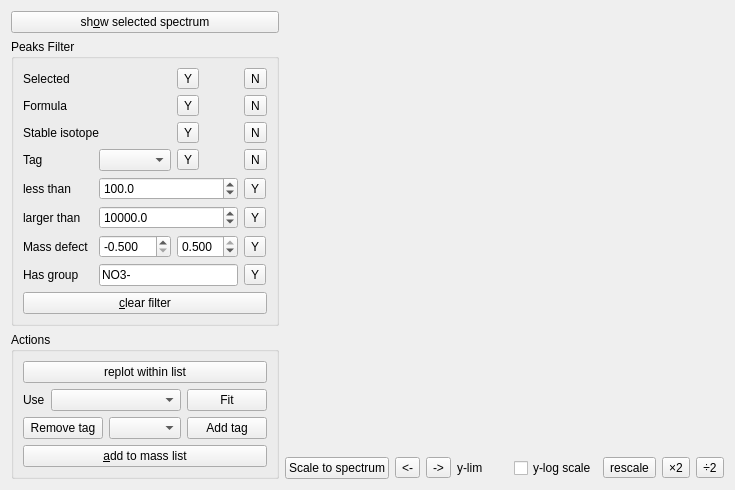
l460289052/Orbitool, file Orbitool/UI/PeakFit.ui: the form before one commit.
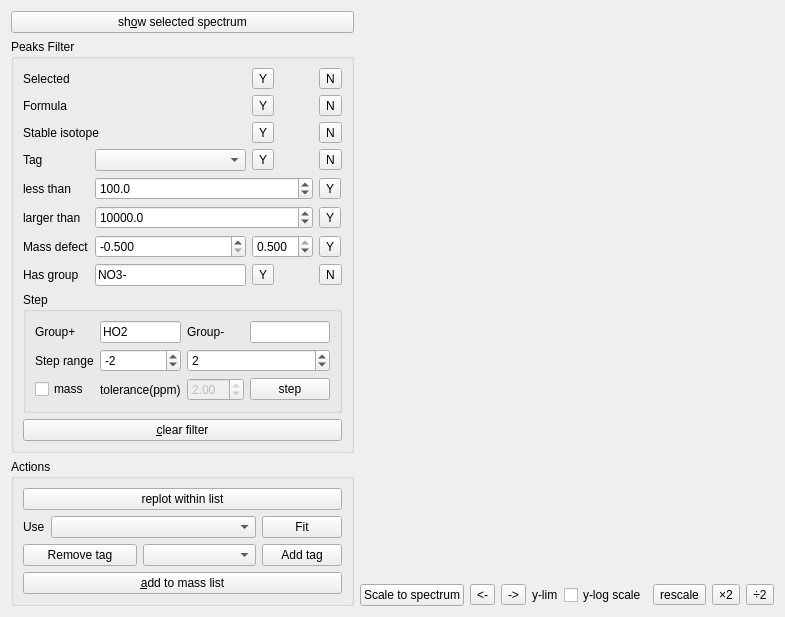
The form after the commit.

Commit message: formula step

Patch:
```diff
--- a/Orbitool/UI/PeakFit.ui
+++ b/Orbitool/UI/PeakFit.ui
@@ -7,7 +7,7 @@
     <x>0</x>
     <y>0</y>
     <width>735</width>
-    <height>450</height>
+    <height>488</height>
    </rect>
   </property>
   <property name="windowTitle">
@@ -58,13 +58,6 @@
             </property>
            </widget>
           </item>
-          <item row="7" column="3">
-           <widget class="QToolButton" name="filterGroupToolButton">
-            <property name="text">
-             <string>Y</string>
-            </property>
-           </widget>
-          </item>
           <item row="3" column="1">
            <widget class="QComboBox" name="filterTagComboBox"/>
           </item>
@@ -171,13 +164,6 @@
             </property>
            </widget>
           </item>
-          <item row="7" column="1" colspan="2">
-           <widget class="QLineEdit" name="filterGroupLineEdit">
-            <property name="text">
-             <string>NO3-</string>
-            </property>
-           </widget>
-          </item>
           <item row="2" column="2">
            <widget class="QToolButton" name="filterStableIsotopeYToolButton">
             <property name="text">
@@ -251,8 +237,129 @@
             </property>
            </widget>
           </item>
+          <item row="7" column="1">
+           <widget class="QLineEdit" name="filterGroupLineEdit">
+            <property name="text">
+             <string>NO3-</string>
+            </property>
+           </widget>
+          </item>
+          <item row="7" column="2">
+           <widget class="QToolButton" name="filterGroupYToolButton">
+            <property name="text">
+             <string>Y</string>
+            </property>
+           </widget>
+          </item>
+          <item row="7" column="3">
+           <widget class="QToolButton" name="filterGroupNToolButton">
+            <property name="text">
+             <string>N</string>
+            </property>
+           </widget>
+          </item>
          </layout>
         </item>
+        <item>
+         <widget class="QGroupBox" name="groupBox_3">
+          <property name="title">
+           <string>Step</string>
+          </property>
+          <layout class="QGridLayout" name="gridLayout_3">
+           <item row="0" column="3">
+            <widget class="QLineEdit" name="stepMinusLineEdit"/>
+           </item>
+           <item row="2" column="0">
+            <widget class="QLabel" name="label_13">
+             <property name="text">
+              <string>Step range</string>
+             </property>
+            </widget>
+           </item>
+           <item row="2" column="1">
+            <widget class="QSpinBox" name="stepMinSpinBox">
+             <property name="minimum">
+              <number>-99</number>
+             </property>
+             <property name="maximum">
+              <number>99</number>
+             </property>
+             <property name="value">
+              <number>-2</number>
+             </property>
+            </widget>
+           </item>
+           <item row="0" column="2">
+            <widget class="QLabel" name="label_12">
+             <property name="text">
+              <string>Group-</string>
+             </property>
+            </widget>
+           </item>
+           <item row="0" column="0">
+            <widget class="QLabel" name="label_11">
+             <property name="text">
+              <string>Group+</string>
+             </property>
+            </widget>
+           </item>
+           <item row="0" column="1">
+            <widget class="QLineEdit" name="stepPlusLineEdit">
+             <property name="text">
+              <string>HO2</string>
+             </property>
+            </widget>
+           </item>
+           <item row="3" column="3">
+            <widget class="QPushButton" name="stepPushButton">
+             <property name="text">
+              <string>step</string>
+             </property>
+            </widget>
+           </item>
+           <item row="2" column="2" colspan="2">
+            <widget class="QSpinBox" name="stepMaxSpinBox">
+             <property name="minimum">
+              <number>-99</number>
+             </property>
+             <property name="maximum">
+              <number>99</number>
+             </property>
+             <property name="value">
+              <number>2</number>
+             </property>
+            </widget>
+           </item>
+           <item row="3" column="2">
+            <widget class="QDoubleSpinBox" name="stepRtolDoubleSpinBox">
+             <property name="enabled">
+              <bool>false</bool>
+             </property>
+             <property name="value">
+              <double>2.000000000000000</double>
+             </property>
+            </widget>
+           </item>
+           <item row="3" column="1">
+            <widget class="QLabel" name="label_14">
+             <property name="text">
+              <string>tolerance(ppm)</string>
+             </property>
+            </widget>
+           </item>
+           <item row="3" column="0">
+            <widget class="QCheckBox" name="stepAccordToMassCheckBox">
+             <property name="toolTip">
+              <string>step according to mass instead of formula</string>
+             </property>
+             <property name="text">
+              <string>mass</string>
+             </property>
+            </widget>
+           </item>
+          </layout>
+         </widget>
+        </item>
         <item>
          <widget class="QPushButton" name="filterClearPushButton">
           <property name="toolTip">
```
The commit also changes 9 other files.
